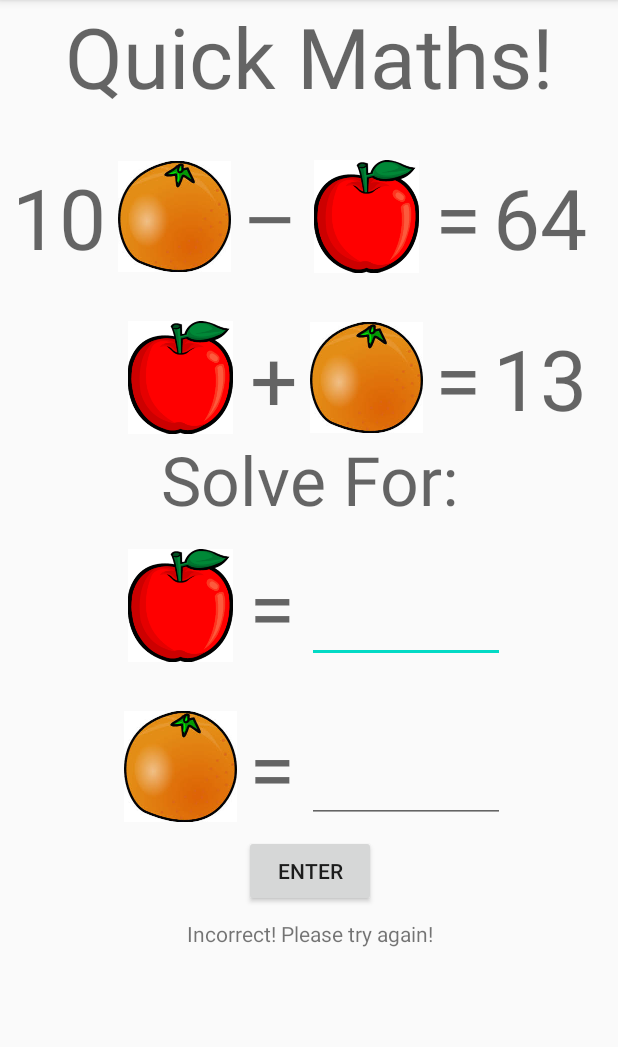
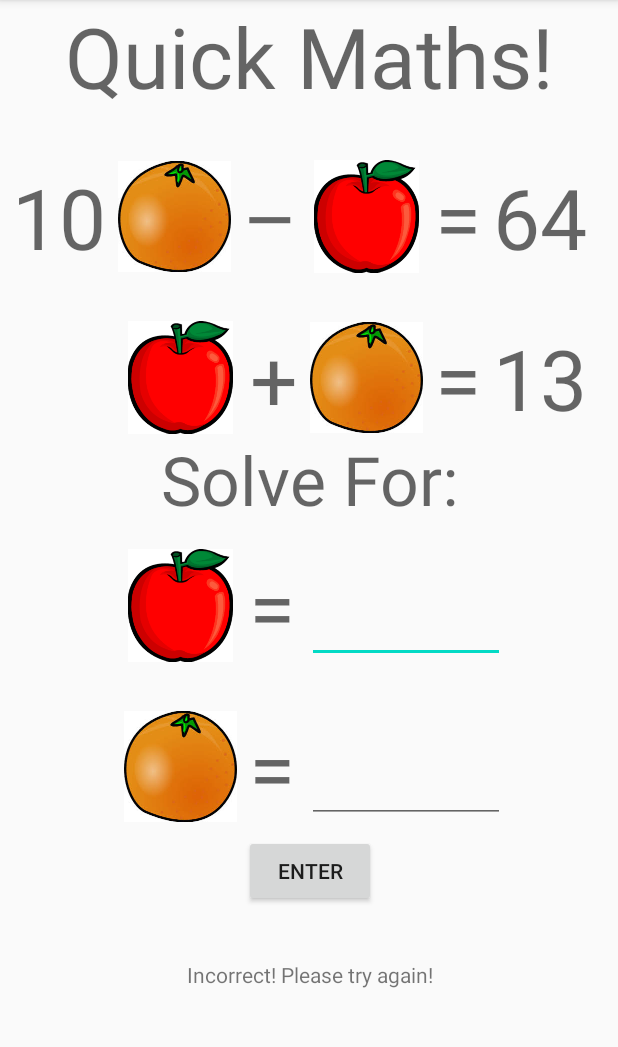
Before and after one commit to brengar123/JigJag2.0, an Android app: the GameOneFragment screen opened directly, with no data from a screen before it, after a tap on "ENTER", on a phone screen of 412 x 824 dp, the part 84-1131 px from its top. Run offline under Robolectric (Android 15) with nearby library versions, the light colour scheme and no system bars; 2 statements that could not run were skipped.

Commit message:
added bottom constraints to games

```diff
--- a/app/src/main/res/layout/extra.xml
+++ b/app/src/main/res/layout/extra.xml
@@ -52,7 +52,9 @@
         android:layout_width="wrap_content"
         android:layout_height="wrap_content"
         android:layout_marginTop="32dp"
+        android:layout_marginBottom="150dp"
         android:text="This is a button"
+        app:layout_constraintBottom_toBottomOf="parent"
         app:layout_constraintEnd_toEndOf="@+id/Etv_Output"
         app:layout_constraintHorizontal_bias="0.498"
         app:layout_constraintStart_toStartOf="@+id/Etv_Output"
--- a/app/src/main/res/layout/gameone.xml
+++ b/app/src/main/res/layout/gameone.xml
@@ -8,19 +8,19 @@
     xmlns:android="http://schemas.android.com/apk/res/android">
 
     <ScrollView
+        android:id="@+id/scrollView2"
+        android:layout_width="543dp"
         android:layout_height="862dp"
-        android:layout_width="543dp"
-        app:layout_constraintVertical_bias="0.503"
+        app:layout_constraintBottom_toBottomOf="parent"
+        app:layout_constraintEnd_toEndOf="parent"
+        app:layout_constraintStart_toStartOf="parent"
         app:layout_constraintTop_toTopOf="parent"
-        app:layout_constraintStart_toStartOf="parent"
-        app:layout_constraintEnd_toEndOf="parent"
-        app:layout_constraintBottom_toBottomOf="parent"
-        android:id="@+id/scrollView2">
+        app:layout_constraintVertical_bias="0.503">
 
         <LinearLayout
+            android:layout_width="match_parent"
             android:layout_height="wrap_content"
-            android:layout_width="match_parent"
-            android:orientation="vertical"/>
+            android:orientation="vertical" />
 
     </ScrollView>
 
@@ -243,12 +243,14 @@
         app:layout_constraintTop_toBottomOf="@+id/textView4" />
 
     <TextView
+        android:id="@+id/G1tv_Message"
+        android:layout_width="wrap_content"
         android:layout_height="wrap_content"
-        android:layout_width="wrap_content"
+        android:layout_marginTop="8dp"
+        android:layout_marginBottom="82dp"
+        app:layout_constraintBottom_toBottomOf="parent"
+        app:layout_constraintEnd_toEndOf="@+id/G1bt_Enter"
         app:layout_constraintStart_toStartOf="@+id/G1bt_Enter"
-        app:layout_constraintEnd_toEndOf="@+id/G1bt_Enter"
-        android:id="@+id/G1tv_Message"
-        app:layout_constraintTop_toBottomOf="@+id/G1bt_Enter"
-        android:layout_marginTop="8dp"/>
+        app:layout_constraintTop_toBottomOf="@+id/G1bt_Enter" />
 
 </androidx.constraintlayout.widget.ConstraintLayout>
--- a/app/src/main/res/layout/gamethree.xml
+++ b/app/src/main/res/layout/gamethree.xml
@@ -43,7 +43,9 @@
         android:layout_width="wrap_content"
         android:layout_height="wrap_content"
         android:layout_marginTop="16dp"
+        android:layout_marginBottom="140dp"
         android:text="Stop"
+        app:layout_constraintBottom_toBottomOf="parent"
         app:layout_constraintEnd_toEndOf="@+id/G3bt_Increase"
         app:layout_constraintStart_toStartOf="@+id/G3bt_Increase"
         app:layout_constraintTop_toBottomOf="@+id/G3tv_Message" />
```
Also changed, not shown: app/src/main/res/layout/gamefive.xml (+5 -3 lines), app/src/main/res/layout/gametwo.xml (+7 -5 lines).
